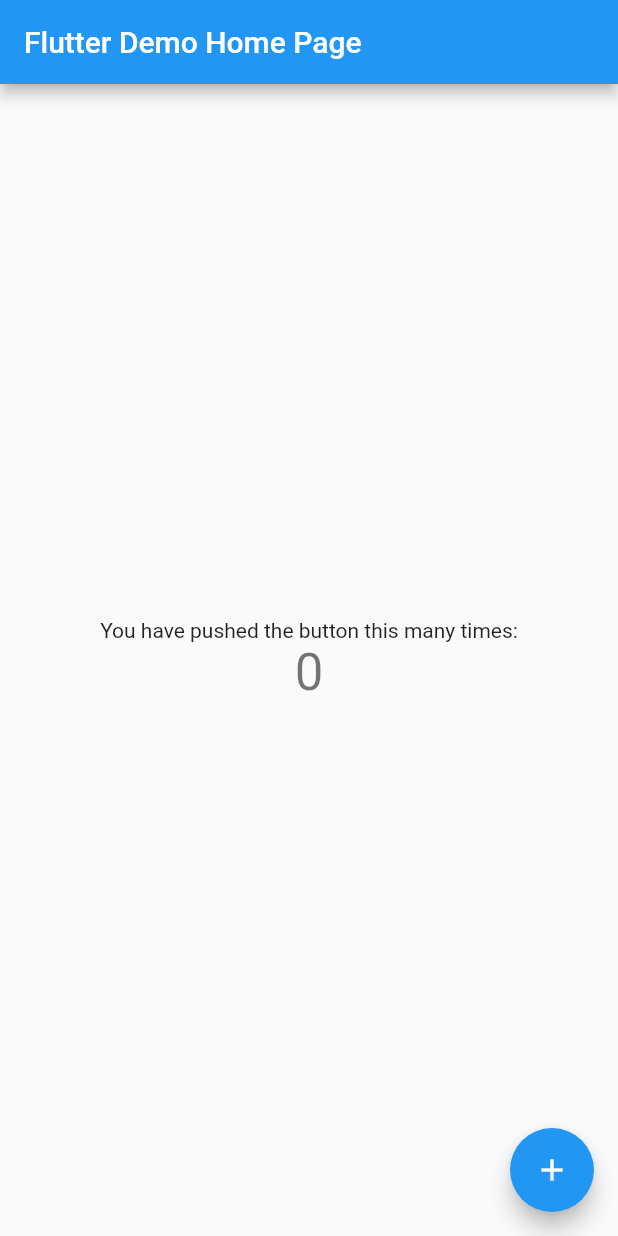
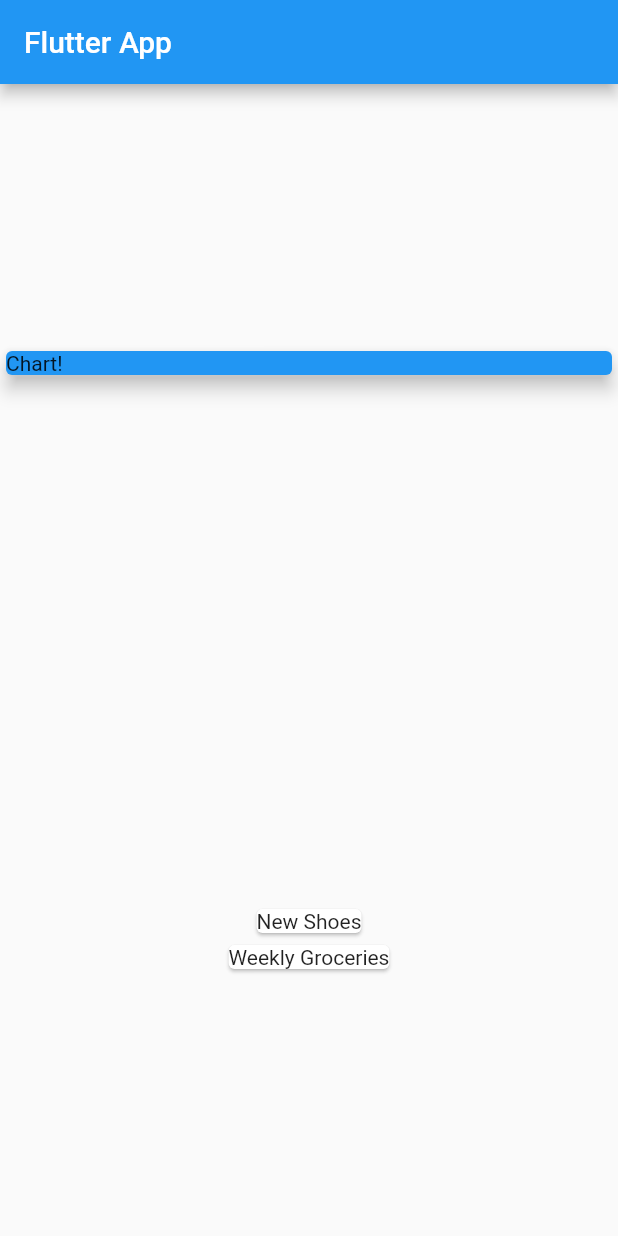
Before and after one commit to Auclown/flutter-personal-expenses, a Flutter app: the screen it shows after launch, on a phone screen of 412 x 824 dp. Run offline on Flutter 3.47's test engine with Material 2 defaults, Android fonts, the phone set to English and light mode, and no system bars.

Commit message:
19th/Mar/2021 - transaction.dart created

```diff
--- a/lib/main.dart
+++ b/lib/main.dart
@@ -1,4 +1,6 @@
-import 'package:flutter/material.dart';
+import "package:flutter/material.dart";
+
+import "./transaction.dart";
 
 void main() {
   runApp(MyApp());
@@ -8,56 +10,43 @@ class MyApp extends StatelessWidget {
   @override
   Widget build(BuildContext context) {
     return MaterialApp(
-      title: 'Flutter Demo',
-      theme: ThemeData(
-        primarySwatch: Colors.blue,
-      ),
-      home: MyHomePage(title: 'Flutter Demo Home Page'),
+      title: "Expenses",
+      home: MyHomePage(),
     );
   }
 }
 
-class MyHomePage extends StatefulWidget {
-  MyHomePage({Key key, this.title}) : super(key: key);
-  final String title;
-
-  @override
-  _MyHomePageState createState() => _MyHomePageState();
-}
-
-class _MyHomePageState extends State<MyHomePage> {
-  int _counter = 0;
-
-  void _incrementCounter() {
-    setState(() {
-      _counter++;
-    });
-  }
+class MyHomePage extends StatelessWidget {
+  final List<Transaction> transactions = [
+    Transaction(
+        id: "t1", title: "New Shoes", amount: 69.99, date: DateTime.now()),
+    Transaction(
+        id: "t2",
+        title: "Weekly Groceries",
+        amount: 129.99,
+        date: DateTime.now())
+  ];
 
   @override
   Widget build(BuildContext context) {
     return Scaffold(
-      appBar: AppBar(
-        title: Text(widget.title),
-      ),
-      body: Center(
-        child: Column(
-          mainAxisAlignment: MainAxisAlignment.center,
-          children: <Widget>[
-            Text(
-              'You have pushed the button this many times:',
-            ),
-            Text(
-              '$_counter',
-              style: Theme.of(context).textTheme.headline4,
-            ),
-          ],
-        ),
-      ),
-      floatingActionButton: FloatingActionButton(
-        onPressed: _incrementCounter,
-        tooltip: 'Increment',
-        child: Icon(Icons.add),
+      appBar: AppBar(title: Text("Flutter App")),
+      body: Column(
+        mainAxisAlignment: MainAxisAlignment.spaceAround,
+        crossAxisAlignment: CrossAxisAlignment.stretch,
+        children: <Widget>[
+          Container(
+              width: double.infinity,
+              child: Card(
+                color: Colors.blue,
+                child: Text("Chart!"),
+                elevation: 5,
+              )),
+          Column(
+              children: transactions.map((tx) {
+            return Card(child: Text(tx.title));
+          }).toList())
+        ],
       ),
     );
   }
--- /dev/null
+++ b/lib/transaction.dart
@@ -0,0 +1,14 @@
+import "package:flutter/foundation.dart";
+
+class Transaction {
+  String id;
+  String title;
+  double amount;
+  DateTime date;
+
+  Transaction(
+      {@required this.id,
+      @required this.title,
+      @required this.amount,
+      @required this.date});
+}
```
